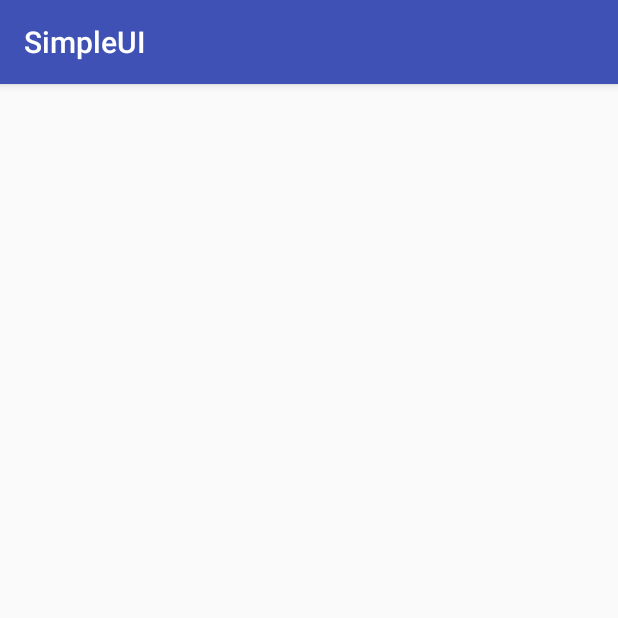
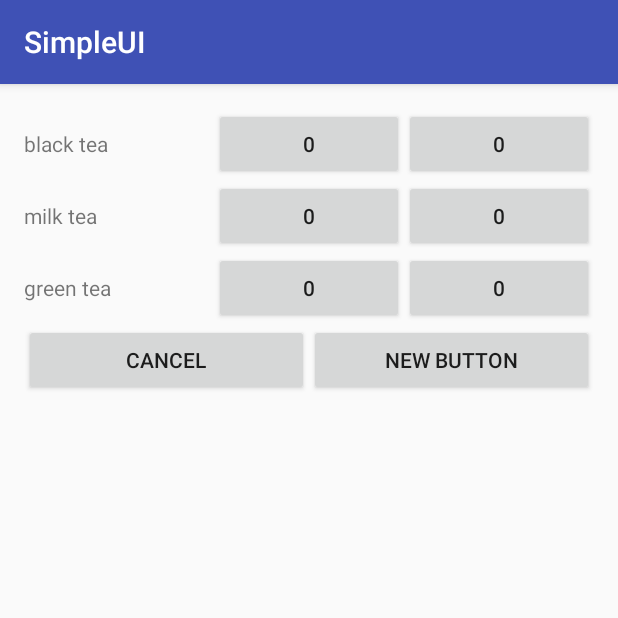
Before and after one commit to 211045/android_class, an Android app: the screen it shows after launch (DrinkMenuActivity), after a tap on "MENU", on a phone screen of 412 x 824 dp, the top half of it. Run offline under Robolectric (Android 15) with nearby library versions, the phone set to English and light mode, and no system bars; 2 other taps on this screen came first.

Commit message:
add LinearLayout, function add, function cancel
LinearLayout(horizontal):
set textView's, button's width(寬度)=0dp and weight(權重)=1

```diff
--- a/SimpleUI/app/src/main/java/com/example/user/simpleui/DrinkMenuActivity.java
+++ b/SimpleUI/app/src/main/java/com/example/user/simpleui/DrinkMenuActivity.java
@@ -2,6 +2,9 @@ package com.example.user.simpleui;
 
 import android.support.v7.app.AppCompatActivity;
 import android.os.Bundle;
+import android.view.View;
+import android.widget.Button;
+import android.widget.Toast;
 
 public class DrinkMenuActivity extends AppCompatActivity {
 
@@ -10,4 +13,18 @@ public class DrinkMenuActivity extends AppCompatActivity {
         super.onCreate(savedInstanceState);
         setContentView(R.layout.activity_drink_menu);
     }
+
+    public void add(View view)
+    {
+        Button button = (Button) view;  //按下的view就是button ??
+        int number = Integer.parseInt(button.getText().toString());  //取得button上的字串，並轉為數字
+        number++;
+        button.setText(String.valueOf(number));  //數字轉成String
+    }
+
+    public void cancel(View view)
+    {
+        //Toast.makeText(this, "Bye", Toast.LENGTH_LONG).show();
+        finish();
+    }
 }
--- a/SimpleUI/app/src/main/java/com/example/user/simpleui/MainActivity.java
+++ b/SimpleUI/app/src/main/java/com/example/user/simpleui/MainActivity.java
@@ -25,14 +25,15 @@ public class MainActivity extends AppCompatActivity {
     SharedPreferences sp;  //類似一張白紙
     SharedPreferences.Editor editor;  //類似一隻筆
 
-    ListView listView;
-    Spinner spinner;
+    ListView listView;  //清單
+    Spinner spinner;  //下拉式選單
 
     @Override
     protected void onCreate(Bundle savedInstanceState) {
         super.onCreate(savedInstanceState);
         setContentView(R.layout.activity_main);
 
+        //抓欄位的值，要強制轉型
         textView = (TextView)findViewById(R.id.textView);
         editText = (EditText)findViewById(R.id.editText);
         hideCheckBox = (CheckBox)findViewById(R.id.checkBox);
@@ -52,6 +53,7 @@ public class MainActivity extends AppCompatActivity {
                 editor.putString("editText", editText.getText().toString());  //儲存editText的文字到sp
                 editor.apply();
 
+                //偵測按下鍵盤上的ENTER ??，然後submit
                 if (keyCode == KeyEvent.KEYCODE_ENTER && event.getAction() == KeyEvent.ACTION_DOWN) {
                     submit(v);
                     return true;
@@ -60,6 +62,7 @@ public class MainActivity extends AppCompatActivity {
             }
         });
 
+        //虛擬鍵盤??
         editText.setOnEditorActionListener(new TextView.OnEditorActionListener() {
             @Override
             public boolean onEditorAction(TextView v, int actionId, KeyEvent event) {
@@ -98,6 +101,7 @@ public class MainActivity extends AppCompatActivity {
     {
         //String[] data = {"1","2","3","4","5"};
         String[] data = getResources().getStringArray(R.array.storeInfo);
+
         ArrayAdapter<String> adapter = new ArrayAdapter<String>(this, android.R.layout.simple_spinner_dropdown_item, data);
         spinner.setAdapter(adapter);
     }
@@ -126,7 +130,7 @@ public class MainActivity extends AppCompatActivity {
     {
         //不同的Layout用Intent來溝通
         Intent intent = new Intent();
-        intent.setClass(this, DrinkMenuActivity.class);
+        intent.setClass(this, DrinkMenuActivity.class);  //使用intent從MainActivity(this)呼叫DrinkMenuActivity
 
         startActivity(intent);
     }
--- a/SimpleUI/app/src/main/res/layout/activity_drink_menu.xml
+++ b/SimpleUI/app/src/main/res/layout/activity_drink_menu.xml
@@ -9,4 +9,118 @@
     android:paddingTop="@dimen/activity_vertical_margin"
     tools:context="com.example.user.simpleui.DrinkMenuActivity">
 
+    <LinearLayout
+        android:orientation="vertical"
+        android:layout_width="match_parent"
+        android:layout_height="match_parent">
+
+        <LinearLayout
+            android:orientation="horizontal"
+            android:layout_width="match_parent"
+            android:layout_height="wrap_content">
+
+            <TextView
+                android:layout_width="0dp"
+                android:layout_height="wrap_content"
+                android:text="black tea"
+                android:id="@+id/textView2"
+                android:layout_weight="1" />
+
+            <Button
+                android:layout_width="0dp"
+                android:layout_height="wrap_content"
+                android:text="0"
+                android:id="@+id/button3"
+                android:layout_weight="1"
+                android:onClick="add" />
+
+            <Button
+                android:layout_width="0dp"
+                android:layout_height="wrap_content"
+                android:text="0"
+                android:id="@+id/button4"
+                android:layout_weight="1"
+                android:onClick="add" />
+        </LinearLayout>
+
+        <LinearLayout
+            android:orientation="horizontal"
+            android:layout_width="match_parent"
+            android:layout_height="wrap_content" >
+
+            <TextView
+                android:layout_width="0dp"
+                android:layout_height="wrap_content"
+                android:text="milk tea"
+                android:id="@+id/textView3"
+                android:layout_weight="1" />
+
+            <Button
+                android:layout_width="0dp"
+                android:layout_height="wrap_content"
+                android:text="0"
+                android:id="@+id/button5"
+                android:layout_weight="1"
+                android:onClick="add" />
+
+            <Button
+                android:layout_width="0dp"
+                android:layout_height="wrap_content"
+                android:text="0"
+                android:id="@+id/button6"
+                android:layout_weight="1"
+                android:onClick="add" />
+        </LinearLayout>
+
+        <LinearLayout
+            android:orientation="horizontal"
+            android:layout_width="match_parent"
+            android:layout_height="wrap_content" >
+
+            <TextView
+                android:layout_width="0dp"
+                android:layout_height="wrap_content"
+                android:text="green tea"
+                android:id="@+id/textView4"
+                android:layout_weight="1" />
+
+            <Button
+                android:layout_width="0dp"
+                android:layout_height="wrap_content"
+                android:text="0"
+                android:id="@+id/button7"
+                android:layout_weight="1"
+                android:onClick="add" />
+
+            <Button
+                android:layout_width="0dp"
+                android:layout_height="wrap_content"
+                android:text="0"
+                android:id="@+id/button8"
+                android:layout_weight="1"
+                android:onClick="add" />
+
+        </LinearLayout>
+
+        <LinearLayout
+            android:orientation="horizontal"
+            android:layout_width="match_parent"
+            android:layout_height="wrap_content">
+
+            <Button
+                android:layout_width="0dp"
+                android:layout_height="wrap_content"
+                android:text="CANCEL"
+                android:id="@+id/button9"
+                android:layout_weight="1"
+                android:onClick="cancel" />
+
+            <Button
+                android:layout_width="0dp"
+                android:layout_height="wrap_content"
+                android:text="New Button"
+                android:id="@+id/button10"
+                android:layout_weight="1" />
+        </LinearLayout>
+    </LinearLayout>
 </RelativeLayout>
```
